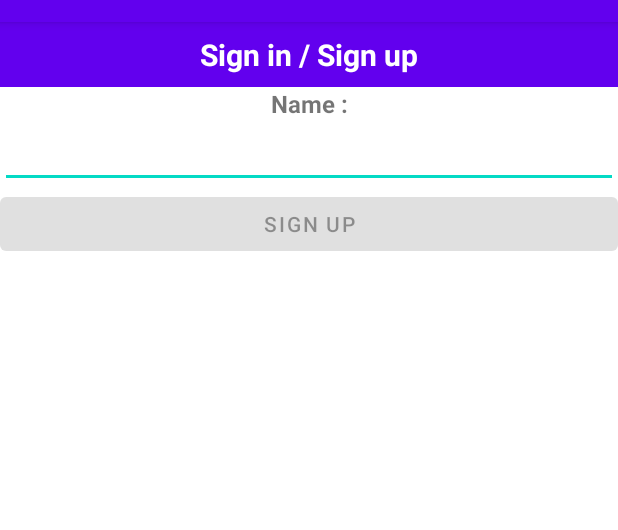
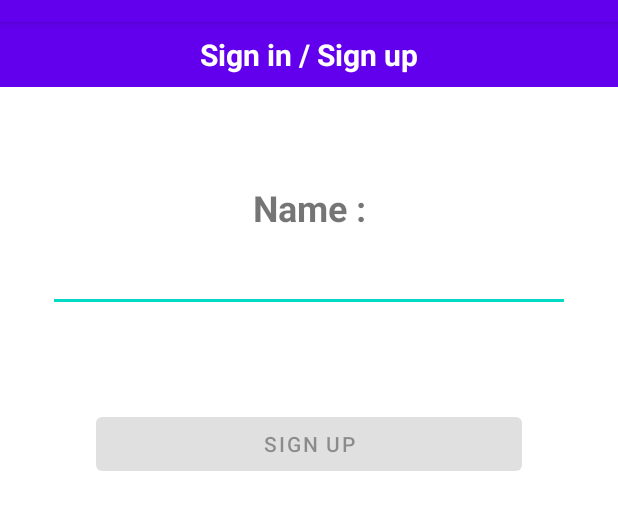
Before and after one commit to Tarroook/Would-you-rather-android-app, an Android app: the ConnectionActivity screen opened directly, with no data from a screen before it, on a phone screen of 412 x 824 dp, the part 62-592 px from its top. Run offline under Robolectric (Android 15) with nearby library versions, the phone set to English and light mode, and no system bars.

Commit message:
Made login look a bit better

```diff
--- a/app/src/main/res/layout/activity_connection.xml
+++ b/app/src/main/res/layout/activity_connection.xml
@@ -20,7 +20,8 @@
             android:text="Sign in / Sign up"
             android:textColor="@color/white"
             android:textSize="20sp"
-            android:textStyle="bold" />
+            android:textStyle="bold"
+            android:layout_marginBottom="64dp"/>
 
         <TextView
             android:id="@+id/connection_activity_text_name"
@@ -28,7 +29,7 @@
             android:layout_height="wrap_content"
             android:gravity="center_horizontal"
             android:text="Name :"
-            android:textSize="16sp"
+            android:textSize="24sp"
             android:textStyle="bold" />
 
         <EditText
@@ -36,12 +37,18 @@
             android:layout_width="match_parent"
             android:layout_height="wrap_content"
             android:ems="10"
-            android:inputType="textPersonName" />
+            android:inputType="textPersonName"
+            android:layout_marginLeft="32dp"
+            android:layout_marginRight="32dp"
+            android:layout_marginTop="8dp"
+            android:layout_marginBottom="64dp"/>
 
         <Button
             android:id="@+id/connection_activity_confirm_button"
             android:layout_width="match_parent"
             android:layout_height="wrap_content"
-            android:text="Sign up" />
+            android:text="Sign up"
+            android:layout_marginLeft="64dp"
+            android:layout_marginRight="64dp"/>
     </LinearLayout>
 </androidx.constraintlayout.widget.ConstraintLayout>
```
